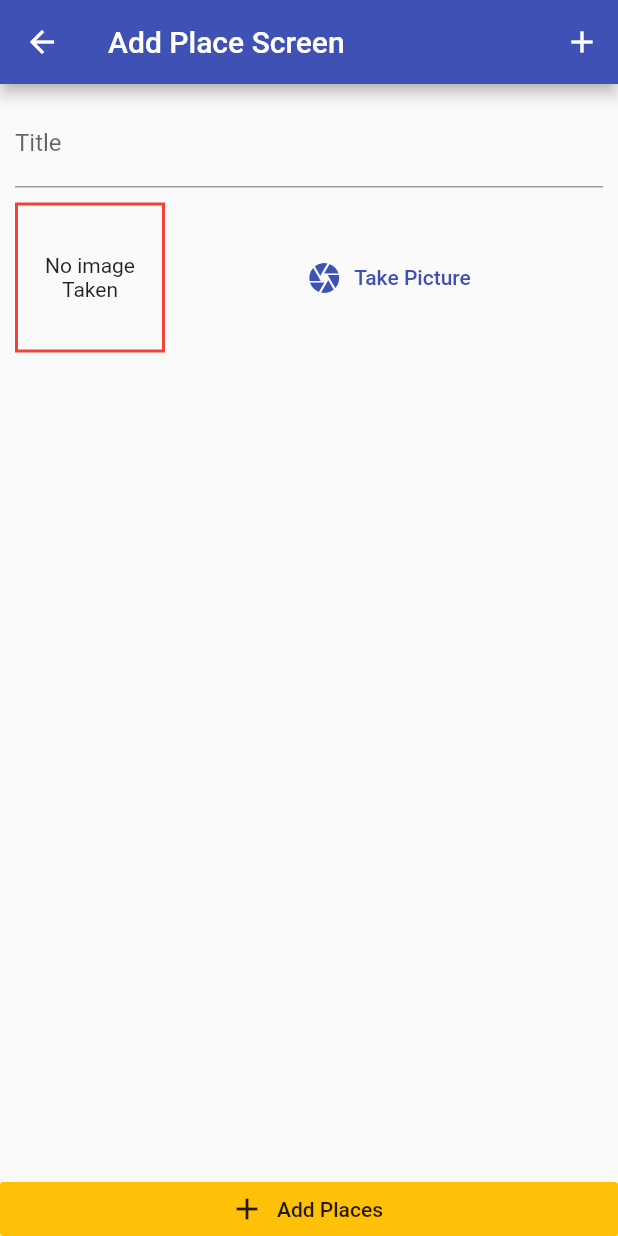
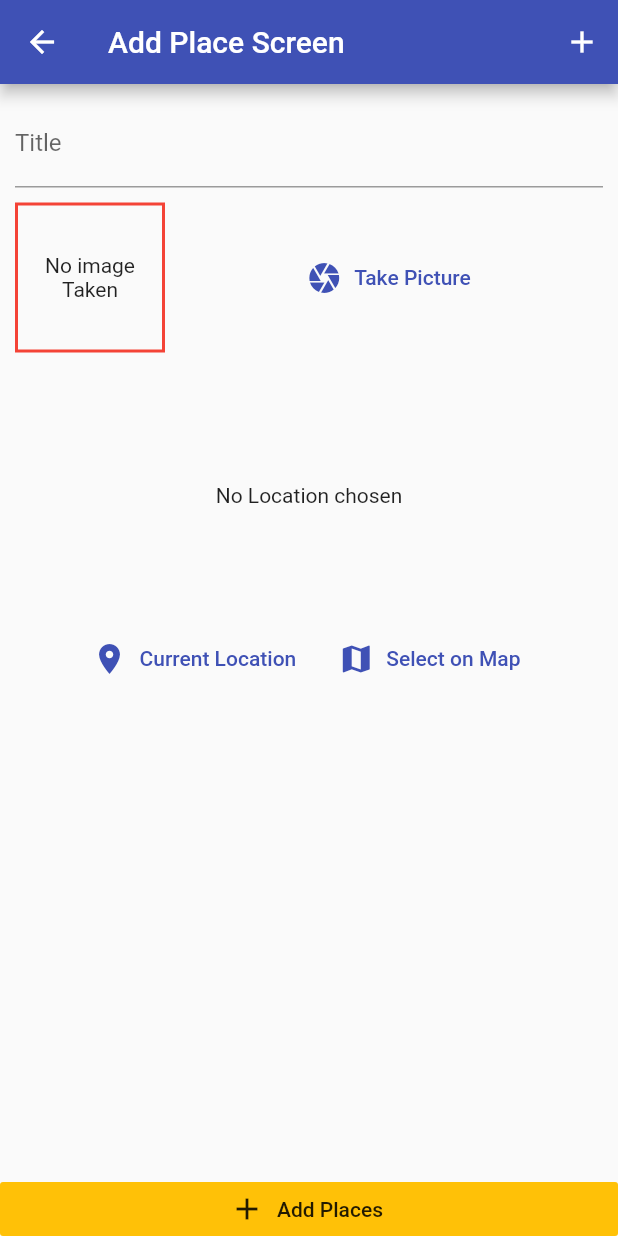
Before and after one commit to Tarster/Native-Features, a Flutter app: the screen it shows after launch, after a tap on the "add" icon, on a phone screen of 412 x 824 dp. Run offline on Flutter 3.47's test engine with Material 2 defaults, Android fonts, the phone set to English and light mode, and no system bars; our stand-ins replace image_picker, sqflite; accounts and stored records are empty.

Commit message:
Completed SQL tutorial and added loctaion Widget

```diff
--- /dev/null
+++ b/lib/helper/db_helper.dart
@@ -0,0 +1,32 @@
+
+import 'package:path/path.dart' as path;
+import 'package:sqflite/sqflite.dart' as sql;
+import 'package:sqflite/sqlite_api.dart';
+
+class DBHelper {
+
+  static Future<Database> database() async{
+
+final dbPath = await sql.getDatabasesPath();
+    return sql.openDatabase(path.join(dbPath, 'place.db'),
+        onCreate: (db, version) {
+      return db.execute(
+          'Create Table places(id TEXT PRIMARY KEY ,title TEXT ,image TEXT)');
+    }, version: 1);
+
+  }
+
+  static Future<void> insert(String table, Map<String, Object> data) async {
+
+   final db= await DBHelper.database();
+    db.insert(table, data, conflictAlgorithm: sql.ConflictAlgorithm.replace);
+  }
+
+  static Future<List<Map<String,dynamic>>> getData(String table) async {
+    final db =await DBHelper.database();
+    return db.query(table);
+  }
+
+
+
+}
--- a/lib/provider/great_places.dart
+++ b/lib/provider/great_places.dart
@@ -2,6 +2,8 @@ import 'package:flutter/foundation.dart';
 import 'dart:io';
 
 import '../model/place.dart';
+
+import '../helper/db_helper.dart';
 
 class GreatPlaces with ChangeNotifier {
   List<Place> _item = [];
@@ -17,7 +19,30 @@ class GreatPlaces with ChangeNotifier {
         image: image,
         location: null);
 
-        _item.add(newPlace);
-        notifyListeners();
+    _item.add(newPlace);
+    notifyListeners();
+    DBHelper.insert(
+      'places',
+      {
+        'id': newPlace.id,
+        'title': newPlace.title,
+        'image': newPlace.image.path,
+      },
+    );
+  }
+
+  Future<void> fetchAndSetPlaces() async {
+    final dataList = await DBHelper.getData('places');
+    _item = dataList
+        .map(
+          (item) => Place(
+            id: item['id'],
+            title: item['title'],
+            image: File(item['image']),
+            location: null,
+          ),
+        )
+        .toList();
+    notifyListeners();
   }
 }
--- a/lib/screens/add_place_screen.dart
+++ b/lib/screens/add_place_screen.dart
@@ -3,6 +3,7 @@ import 'package:provider/provider.dart';
 import 'dart:io';
 
 import '../widgets/image_input.dart';
+import '../widgets/location_input.dart';
 
 import '../provider/great_places.dart';
 
@@ -16,16 +17,15 @@ class _AddPlaceScreenState extends State<AddPlaceScreen> {
   final _titleController = TextEditingController();
   File _pickedImage;
 
-  void _selectedImage(File pickedImage)
-  {
-    _pickedImage =pickedImage;
+  void _selectedImage(File pickedImage) {
+    _pickedImage = pickedImage;
   }
 
-  void _savePlaces(){
-    if(_titleController.text.isEmpty || _pickedImage== null)
-    return;
+  void _savePlaces() {
+    if (_titleController.text.isEmpty || _pickedImage == null) return;
 
-    Provider.of<GreatPlaces>(context,listen:false).addplaces(_titleController.text, _pickedImage);
+    Provider.of<GreatPlaces>(context, listen: false)
+        .addplaces(_titleController.text, _pickedImage);
     Navigator.of(context).pop();
   }
 
@@ -51,9 +51,14 @@ class _AddPlaceScreenState extends State<AddPlaceScreen> {
                       decoration: InputDecoration(labelText: 'Title'),
                       controller: _titleController,
                     ),
-                    SizedBox(height: 10,),
+                    SizedBox(
+                      height: 10,
+                    ),
                     ImageInput(_selectedImage),
-
+                    SizedBox(
+                      height: 10,
+                    ),
+                    LocationInput(),
                   ],
                 ),
               ),
--- a/lib/screens/places_list_screen.dart
+++ b/lib/screens/places_list_screen.dart
@@ -25,22 +25,31 @@ class PlaceListScreen extends StatelessWidget {
         ],
       ),
       //body: Text('Hello'),
-      body: Consumer<GreatPlaces>(
-        builder: (context, greatplaces, child) => greatplaces.items.length <= 0
+      body: FutureBuilder(
+        future: Provider.of<GreatPlaces>(context, listen: false)
+            .fetchAndSetPlaces(),
+        builder: (context, snapshot) => snapshot.connectionState ==
+                ConnectionState.waiting
+            ? Center(child: CircularProgressIndicator())
+            : Consumer<GreatPlaces>(
+                builder: (context, greatplaces, child) =>
+                    greatplaces.items.length <= 0
                         ? child
                         : ListView.builder(
                             itemCount: greatplaces.items.length,
                             itemBuilder: (context, i) => ListTile(
                                   leading: CircleAvatar(
-                        backgroundImage: FileImage(greatplaces.items[i].image),
+                                    backgroundImage:
+                                        FileImage(greatplaces.items[i].image),
                                   ),
                                   title: Text(greatplaces.items[i].title),
-                      onTap: (){},
+                                  onTap: () {},
                                 )),
                 child: Center(
                   child: Text('Got no places to show,Start adding new places'),
                 ),
               ),
+      ),
     );
   }
 }
--- a/lib/widgets/image_input.dart
+++ b/lib/widgets/image_input.dart
@@ -3,6 +3,8 @@ import 'dart:io';
 import 'package:image_picker/image_picker.dart';
 import 'package:path/path.dart' as path;
 import 'package:path_provider/path_provider.dart' as syspaths;
+
+
 
 
 class ImageInput extends StatefulWidget {
--- /dev/null
+++ b/lib/widgets/location_input.dart
@@ -0,0 +1,50 @@
+import 'package:flutter/material.dart';
+
+class LocationInput extends StatefulWidget {
+  @override
+  _LocationInputState createState() => _LocationInputState();
+}
+
+class _LocationInputState extends State<LocationInput> {
+  String _previewImageUrl;
+
+  @override
+  Widget build(BuildContext context) {
+    return Column(
+      children: <Widget>[
+        Container(
+          height: 170,
+          width: double.infinity,
+          alignment: Alignment.center,
+          child: _previewImageUrl == null
+              ? Text(
+                  'No Location chosen',
+                  textAlign: TextAlign.center,
+                )
+              : Image.network(
+                  _previewImageUrl,
+                  fit: BoxFit.cover,
+                  width: double.infinity,
+                ),
+        ),
+        Row(
+          mainAxisAlignment: MainAxisAlignment.center,
+          children: <Widget>[
+            FlatButton.icon(
+              onPressed: null,
+              icon: Icon(Icons.location_on),
+              label: Text('Current Location'),
+              textColor: Theme.of(context).primaryColor,
+            ),
+            FlatButton.icon(
+              onPressed: null,
+              icon: Icon(Icons.map),
+              label: Text('Select on Map'),
+              textColor: Theme.of(context).primaryColor,
+            ),
+          ],
+        ),
+      ],
+    );
+  }
+}
--- a/pubspec.yaml
+++ b/pubspec.yaml
@@ -24,6 +24,8 @@ dependencies:
   path: ^1.6.4
   path_provider: ^1.6.10
   sqflite: ^1.3.0
+  location: ^3.0.2
+
 
 
   # The following adds the Cupertino Icons font to your application.
```
Also changed, not shown: pubspec.lock, 2 other files. Lines whose indentation alone changed are shown as unchanged.
